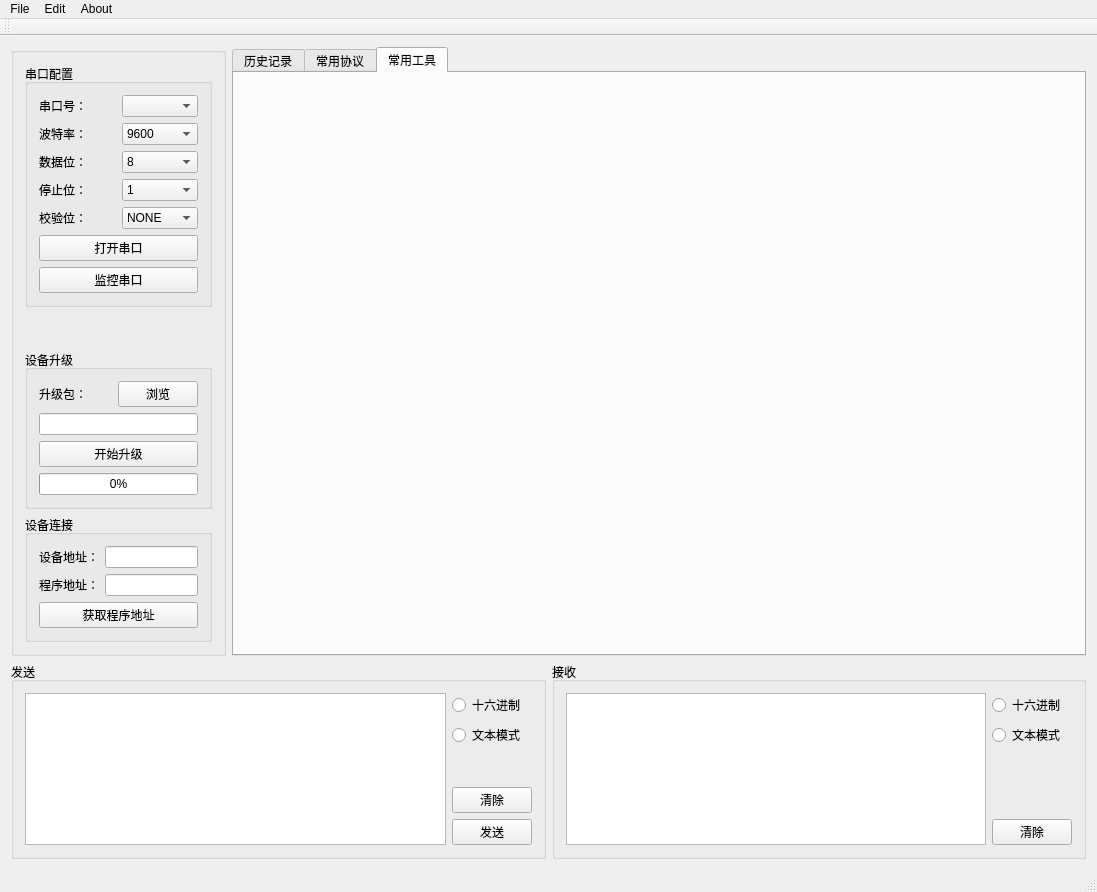
Old version of the form ComMonitor/mainwindow.ui in the repository hougaiqiang/ComMonitor.
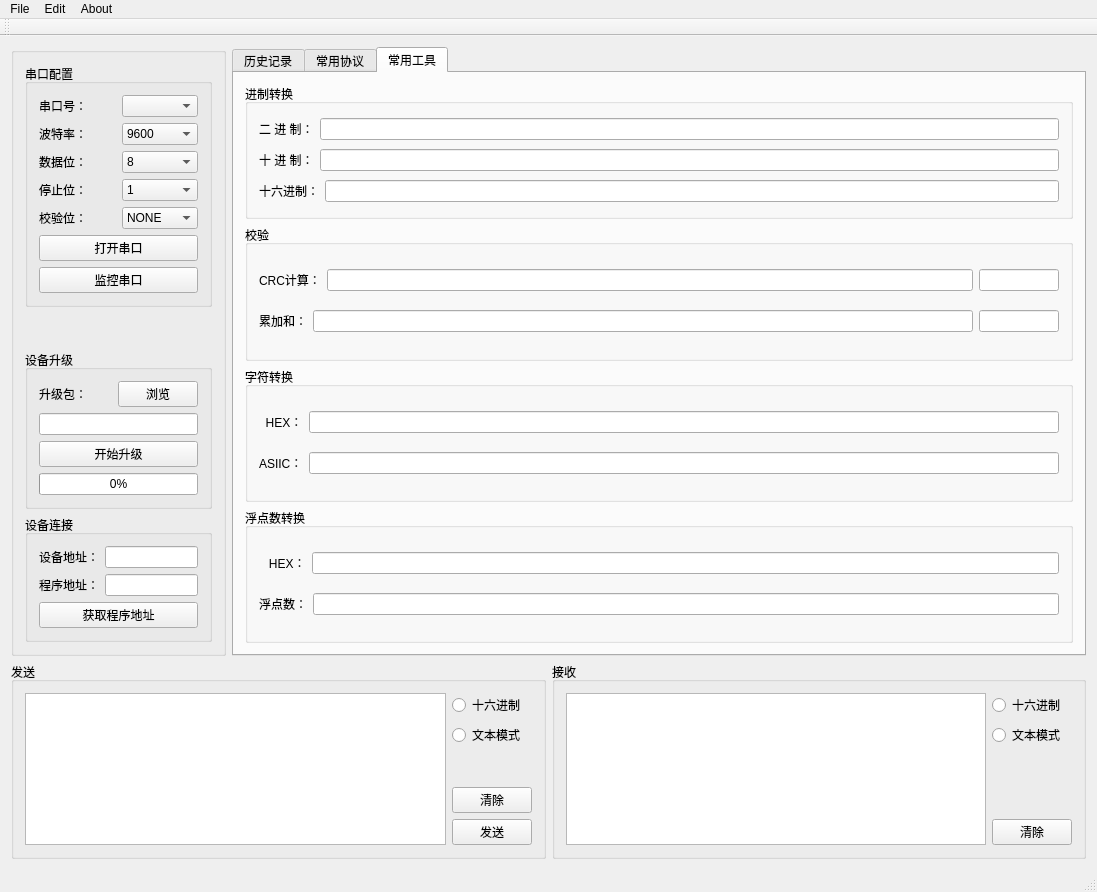
New version of the form. The open tabs and pages were chosen to show the change.

Commit message: 添加常用工具页面，添加字符串与16进制转换

Diff of the .ui file:
```diff
--- a/ComMonitor/mainwindow.ui
+++ b/ComMonitor/mainwindow.ui
@@ -443,6 +443,190 @@
          <attribute name="title">
           <string>常用工具</string>
          </attribute>
+         <layout class="QVBoxLayout" name="verticalLayout_10">
+          <item>
+           <widget class="QGroupBox" name="groupBox_7">
+            <property name="title">
+             <string>进制转换</string>
+            </property>
+            <layout class="QVBoxLayout" name="verticalLayout_4">
+             <item>
+              <layout class="QHBoxLayout" name="horizontalLayout_14">
+               <item>
+                <widget class="QLabel" name="label_9">
+                 <property name="text">
+                  <string>二 进 制：</string>
+                 </property>
+                </widget>
+               </item>
+               <item>
+                <widget class="QLineEdit" name="lineEdit"/>
+               </item>
+              </layout>
+             </item>
+             <item>
+              <layout class="QHBoxLayout" name="horizontalLayout_15">
+               <item>
+                <widget class="QLabel" name="label_10">
+                 <property name="text">
+                  <string>十 进 制：</string>
+                 </property>
+                </widget>
+               </item>
+               <item>
+                <widget class="QLineEdit" name="lineEdit_2"/>
+               </item>
+              </layout>
+             </item>
+             <item>
+              <layout class="QHBoxLayout" name="horizontalLayout_16">
+               <item>
+                <widget class="QLabel" name="label_11">
+                 <property name="text">
+                  <string>十六进制：</string>
+                 </property>
+                </widget>
+               </item>
+               <item>
+                <widget class="QLineEdit" name="lineEdit_3"/>
+               </item>
+              </layout>
+             </item>
+            </layout>
+           </widget>
+          </item>
+          <item>
+           <widget class="QGroupBox" name="groupBox_8">
+            <property name="title">
+             <string>校验</string>
+            </property>
+            <layout class="QVBoxLayout" name="verticalLayout_7">
+             <item>
+              <layout class="QHBoxLayout" name="horizontalLayout_17">
+               <item>
+                <widget class="QLabel" name="label_12">
+                 <property name="text">
+                  <string>CRC计算：</string>
+                 </property>
+                </widget>
+               </item>
+               <item>
+                <widget class="QLineEdit" name="lineEdit_4"/>
+               </item>
+               <item>
+                <widget class="QLineEdit" name="lineEdit_5">
+                 <property name="maximumSize">
+                  <size>
+                   <width>80</width>
+                   <height>16777215</height>
+                  </size>
+                 </property>
+                </widget>
+               </item>
+              </layout>
+             </item>
+             <item>
+              <layout class="QHBoxLayout" name="horizontalLayout_18">
+               <item>
+                <widget class="QLabel" name="label_13">
+                 <property name="text">
+                  <string>累加和：</string>
+                 </property>
+                </widget>
+               </item>
+               <item>
+                <widget class="QLineEdit" name="lineEdit_6"/>
+               </item>
+               <item>
+                <widget class="QLineEdit" name="lineEdit_7">
+                 <property name="maximumSize">
+                  <size>
+                   <width>80</width>
+                   <height>16777215</height>
+                  </size>
+                 </property>
+                </widget>
+               </item>
+              </layout>
+             </item>
+            </layout>
+           </widget>
+          </item>
+          <item>
+           <widget class="QGroupBox" name="groupBox_9">
+            <property name="title">
+             <string>字符转换</string>
+            </property>
+            <layout class="QVBoxLayout" name="verticalLayout_8">
+             <item>
+              <layout class="QHBoxLayout" name="horizontalLayout_19">
+               <item>
+                <widget class="QLabel" name="label_14">
+                 <property name="text">
+                  <string>  HEX：</string>
+                 </property>
+                </widget>
+               </item>
+               <item>
+                <widget class="QLineEdit" name="lineEdit_8"/>
+               </item>
+              </layout>
+             </item>
+             <item>
+              <layout class="QHBoxLayout" name="horizontalLayout_20">
+               <item>
+                <widget class="QLabel" name="label_15">
+                 <property name="text">
+                  <string>ASIIC：</string>
+                 </property>
+                </widget>
+               </item>
+               <item>
+                <widget class="QLineEdit" name="lineEdit_10"/>
+               </item>
+              </layout>
+             </item>
+            </layout>
+           </widget>
+          </item>
+          <item>
+           <widget class="QGroupBox" name="groupBox_10">
+            <property name="title">
+             <string>浮点数转换</string>
+            </property>
+            <layout class="QVBoxLayout" name="verticalLayout_9">
+             <item>
+              <layout class="QHBoxLayout" name="horizontalLayout_21">
+               <item>
+                <widget class="QLabel" name="label_16">
+                 <property name="text">
+                  <string>   HEX：</string>
+                 </property>
+                </widget>
+               </item>
+               <item>
+                <widget class="QLineEdit" name="lineEdit_9"/>
+               </item>
+              </layout>
+             </item>
+             <item>
+              <layout class="QHBoxLayout" name="horizontalLayout_22">
+               <item>
+                <widget class="QLabel" name="label_17">
+                 <property name="text">
+                  <string>浮点数：</string>
+                 </property>
+                </widget>
+               </item>
+               <item>
+                <widget class="QLineEdit" name="lineEdit_11"/>
+               </item>
+              </layout>
+             </item>
+            </layout>
+           </widget>
+          </item>
+         </layout>
         </widget>
        </widget>
       </item>
```
Left out of the diff: 2 changed lines with no effect on the pictures. The commit also changes 5 other files.
